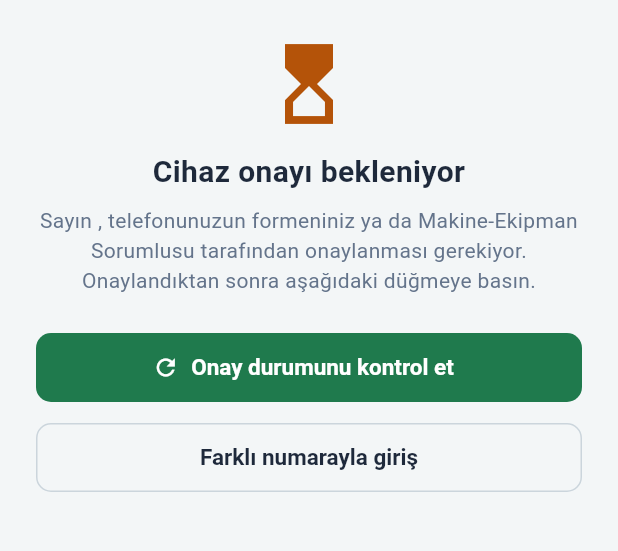
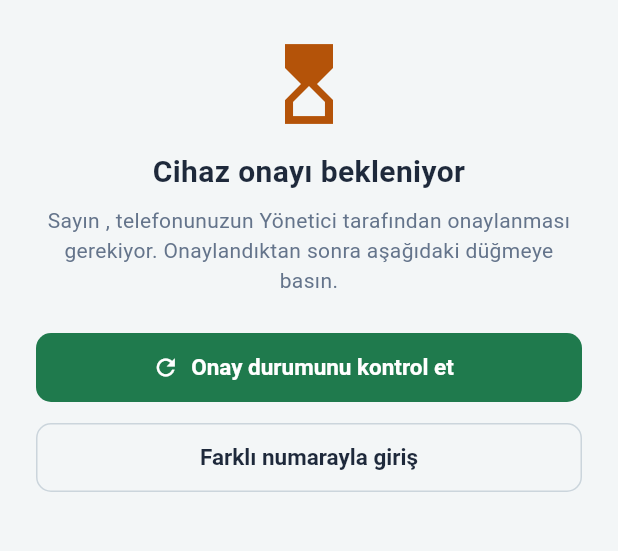
Before and after one commit to ramazankcbss-alt/Arac-Takip, a Flutter app: the OnayBekleniyorEkrani screen opened directly, on a phone screen of 412 x 824 dp, the part 84-635 px from its top. Run offline on Flutter 3.47's test engine with Material 3 defaults, Android fonts, the phone set to English and light mode, and no system bars; our stand-ins replace firebase_core, firebase_messaging, flutter_local_notifications, image_picker, shared_preferences; missing offline and left inert: ota_update, workmanager; accounts and stored records are empty.

Commit message:
Cihaz onayı ve PIN sıfırlama yalnız Yöneticide; talep bildirimleri yalnız Yöneticiye
Co-Authored-By: Claude Opus 5.5 <noreply@anthropic.com>
Claude-Session: https://claude.ai/code/session_014N7dTDki1TtQ5ga3fGrHt8

```diff
--- a/lib/ekranlar/giris.dart
+++ b/lib/ekranlar/giris.dart
@@ -121,7 +121,7 @@ class _GirisEkraniState extends State<GirisEkrani> {
   }
 }
 
-/// Cihaz onayı bekleniyor (formen ya da Makine-Ekipman Sorumlusu onaylar).
+/// Cihaz onayı bekleniyor (yalnız Yönetici onaylar).
 class OnayBekleniyorEkrani extends StatefulWidget {
   const OnayBekleniyorEkrani({super.key});
 
@@ -150,13 +150,9 @@ class _OnayBekleniyorEkraniState extends State<OnayBekleniyorEkrani> {
           const SizedBox(height: 8),
           Text(
             reddedildi
-                ? 'Formeninizle görüşün.'
-                : (d.kisi?.izleyici ?? false)
-                    ? 'Sayın ${d.kisi?.ad ?? ''}, izleme erişimi için telefonunuzun Yönetici tarafından '
-                        'onaylanması gerekiyor. Onaylandıktan sonra aşağıdaki düğmeye basın.'
-                    : 'Sayın ${d.kisi?.ad ?? ''}, telefonunuzun formeniniz ya da Makine-Ekipman '
-                        'Sorumlusu tarafından onaylanması gerekiyor. Onaylandıktan sonra '
-                        'aşağıdaki düğmeye basın.',
+                ? 'Yöneticinizle görüşün.'
+                : 'Sayın ${d.kisi?.ad ?? ''}, telefonunuzun Yönetici tarafından onaylanması '
+                    'gerekiyor. Onaylandıktan sonra aşağıdaki düğmeye basın.',
             textAlign: TextAlign.center,
             style: const TextStyle(color: Renk.soluk),
           ),
```
Also changed, not shown: 2 other files.
